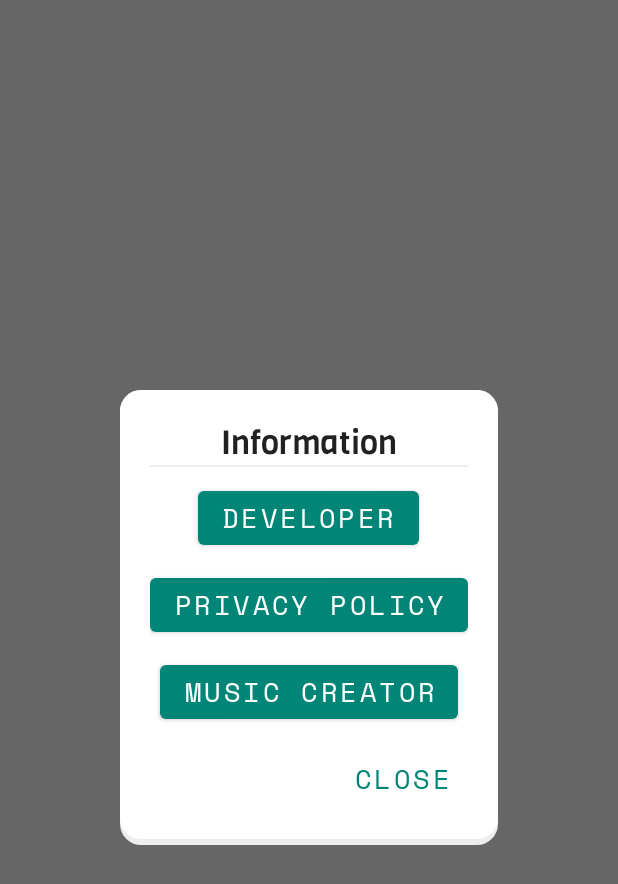
After one commit to AlecsisDuarte/who_says, an Android app: the fragment InformationDialog shown on its own in the app's theme, on a phone screen of 412 x 824 dp. The commit adds this screen. Shown: the top 884 px of the screen. Run offline under Robolectric (Android 15) with nearby library versions, the phone set to English and light mode, and no system bars; 1 statement that could not run was skipped.

Commit message:
Added information dialog

```diff
--- /dev/null
+++ b/app/src/main/java/sh/now/alecsisduart/who_says/dialogs/InformationDialog.kt
@@ -0,0 +1,64 @@
+package sh.now.alecsisduart.who_says.dialogs
+
+import android.app.Dialog
+import android.content.Intent
+import android.net.Uri
+import android.os.Bundle
+import android.view.LayoutInflater
+import android.view.View
+import android.view.ViewGroup
+import android.view.Window
+import androidx.fragment.app.DialogFragment
+import androidx.fragment.app.FragmentManager
+import kotlinx.android.synthetic.main.information_dialog.*
+import sh.now.alecsisduart.who_says.R
+
+private const val TAG = "InformationDialog"
+
+class InformationDialog : DialogFragment() {
+    private var active = true
+    val isActive get() = active
+
+    override fun onCreateView(inflater: LayoutInflater, container: ViewGroup?, savedInstanceState: Bundle?): View? {
+        return inflater.inflate(R.layout.information_dialog, container)
+    }
+
+    override fun onViewCreated(view: View, savedInstanceState: Bundle?) {
+        super.onViewCreated(view, savedInstanceState)
+
+        dialog?.let { d: Dialog ->
+            d.requestWindowFeature(Window.FEATURE_NO_TITLE)
+            d.window?.let { w: Window ->
+                w.setBackgroundDrawableResource(R.color.colorTransparent)
+            }
+
+        }
+        setStyle(STYLE_NO_FRAME, android.R.style.Theme)
+
+        privacyPolicyButton.setOnClickListener { openUri(R.string.uri_privacy_policy) }
+        aboutMeButton.setOnClickListener { openUri(R.string.uri_about_me) }
+        musicCreationButton.setOnClickListener { openUri(R.string.uri_music_creator) }
+
+        closeButton.setOnClickListener { this.dismiss() }
+    }
+
+    private fun openUri(resId: Int) {
+        startActivity(Intent(Intent.ACTION_VIEW).apply {
+            data = Uri.parse(getString(resId))
+        })
+    }
+
+
+
+    override fun dismiss() {
+        super.dismiss()
+        active = false
+    }
+
+    companion object {
+        @JvmStatic
+        fun newInstance(fragmentManager: FragmentManager): InformationDialog {
+            return InformationDialog().apply { show(fragmentManager, TAG) }
+        }
+    }
+}
--- /dev/null
+++ b/app/src/main/res/layout/information_dialog.xml
@@ -0,0 +1,68 @@
+<?xml version="1.0" encoding="utf-8"?>
+<LinearLayout xmlns:android="http://schemas.android.com/apk/res/android"
+    xmlns:app="http://schemas.android.com/apk/res-auto"
+    android:layout_width="match_parent"
+    android:layout_height="match_parent"
+    android:background="@drawable/card_background"
+    android:minWidth="@dimen/card_container_width"
+    android:orientation="vertical"
+    android:padding="@dimen/card_padding">
+
+    <TextView
+        style="@style/TitleText"
+        android:layout_gravity="center"
+        android:text="@string/information"
+        app:fontFamily="@font/viga" />
+
+    <View
+        style="@style/Divider"
+        android:layout_width="match_parent" />
+
+    <Space
+        android:layout_width="match_parent"
+        android:layout_height="@dimen/card_container_inner_padding" />
+
+
+    <com.google.android.material.button.MaterialButton
+        android:id="@+id/aboutMeButton"
+        style="@style/Button"
+        android:layout_gravity="center"
+        android:text="@string/about_developer" />
+
+
+    <Space
+        android:layout_width="match_parent"
+        android:layout_height="@dimen/card_container_inner_padding" />
+
+
+    <com.google.android.material.button.MaterialButton
+        android:id="@+id/privacyPolicyButton"
+        style="@style/Button"
+        android:layout_gravity="center"
+        android:text="@string/privacy_policy" />
+
+    <Space
+        android:layout_width="match_parent"
+        android:layout_height="@dimen/card_container_inner_padding" />
+
+
+    <com.google.android.material.button.MaterialButton
+        android:id="@+id/musicCreationButton"
+        style="@style/Button"
+        android:layout_gravity="center"
+        android:text="@string/music_creator" />
+
+    <Space
+        android:layout_width="match_parent"
+        android:layout_height="@dimen/card_container_inner_padding" />
+
+
+    <com.google.android.material.button.MaterialButton
+        android:id="@+id/closeButton"
+        style="@style/TextButton"
+        android:layout_width="wrap_content"
+        android:layout_height="wrap_content"
+        android:layout_gravity="end"
+        android:text="@string/close" />
+
+</LinearLayout>
--- a/app/src/main/res/values/dimens.xml
+++ b/app/src/main/res/values/dimens.xml
@@ -1,14 +1,17 @@
 <?xml version="1.0" encoding="utf-8"?>
 <resources>
-    <!--Home Fragment values-->
+    <!--Main Activity-->
     <dimen name="title_text_size">22sp</dimen>
     <dimen name="content_text_size">18sp</dimen>
     <dimen name="button_simon_size">14sp</dimen>
-
-    <!--Main Activity-->
     <dimen name="top_bottom_panel_padding">8dp</dimen>
     <dimen name="score_text_size">14sp</dimen>
     <dimen name="game_board_padding">8dp</dimen>
+    <dimen name="information_button_bottom_margin">15dp</dimen>
+    <dimen name="information_button_right_margin">15dp</dimen>
+    <dimen name="information_button_width">50dp</dimen>
+    <dimen name="information_button_height">50dp</dimen>
+    <dimen name="information_button_padding">8dp</dimen>
 
     <!--  Shared  -->
     <!--Image Button-->
--- a/app/src/main/res/values/strings.xml
+++ b/app/src/main/res/values/strings.xml
@@ -54,6 +54,13 @@
     <string name="simon_gray_button_description">Gray button</string>
     <string name="your_turn">Yours</string>
 
+    <!--Infor Dialog-->
+    <string name="information">Information</string>
+    <string name="privacy_policy">Privacy Policy</string>
+    <string name="close">Close</string>
+    <string name="about_developer">Developer</string>
+    <string name="music_creator">Music Creator</string>
+
     <!--Exceptions-->
     <string name="status_exception_error">%1$s (status %2$d). %3$s.</string>
     <string name="events_exception">There was an issue communicating with the events</string>
@@ -62,5 +69,8 @@
     <string name="players_exception">There was an issue communicating with players provider</string>
     <string name="signin_other_error">There was an issue with sign in. Please try again later.</string>
 
-
+    <!--URIS-->
+    <string name="uri_privacy_policy" translatable="false">https://android.alecsisduarte.now.sh/privacy_policy.html</string>
+    <string name="uri_about_me" translatable="false">https://about-me.alecsisduarte.now.sh</string>
+    <string name="uri_music_creator" translatable="false">https://musiclab.chromeexperiments.com/Song-Maker/</string>
 </resources>
--- a/app/src/main/res/values/styles.xml
+++ b/app/src/main/res/values/styles.xml
@@ -9,6 +9,13 @@
         <item name="colorPrimary">@color/colorPrimary</item>
         <item name="colorPrimaryDark">@color/colorPrimaryDark</item>
         <item name="colorAccent">@color/colorAccent</item>
+    </style>
+
+    <style name="CodeText">
+        <item name="fontFamily">@font/space_mono</item>
+    </style>
+    <style name="ProText">
+        <item name="fontFamily">@font/viga</item>
     </style>
 
     <style name="TitleText" parent="TextAppearance.AppCompat.Title">
@@ -29,6 +36,8 @@
     <style name="TextButton" parent="Widget.MaterialComponents.Button.TextButton">
         <item name="fontFamily">@font/space_mono</item>
         <item name="android:textSize">@dimen/content_text_size</item>
+        <item name="android:layout_width">wrap_content</item>
+        <item name="android:layout_height">wrap_content</item>
     </style>
 
     <style name="UncoloredTextButton" parent="Widget.MaterialComponents.Button.OutlinedButton">
```
Also changed, not shown: app/src/main/information_icon-web.png (added), app/src/main/res/mipmap-hdpi/information_icon.png (added), app/src/main/res/mipmap-mdpi/information_icon.png (added), app/src/main/res/mipmap-xhdpi/information_icon.png (added), app/src/main/res/mipmap-xxhdpi/information_icon.png (added), app/src/main/res/mipmap-xxxhdpi/information_icon.png (added).
